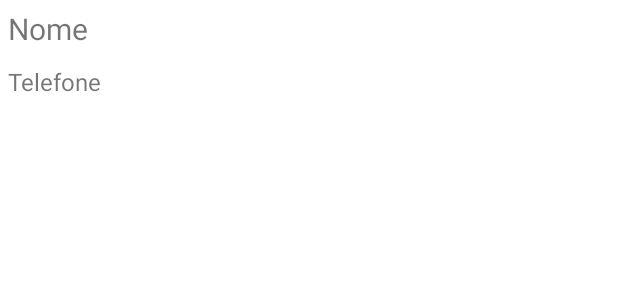
After one commit to NeiTDutra/DIO-recursos-nativos-android, an Android app: the layout contact_view.xml on its own in the app's theme, with its tools: preview values and no code run, on a phone screen of 412 x 824 dp. The commit adds this screen. Shown: the top 300 px of the screen. Run offline under Robolectric (Android 15) with nearby library versions, the phone set to English and light mode, and no system bars.

Commit message:
criando layout

```diff
--- a/Contatos/app/src/main/AndroidManifest.xml
+++ b/Contatos/app/src/main/AndroidManifest.xml
@@ -1,6 +1,9 @@
 <?xml version="1.0" encoding="utf-8"?>
-<manifest xmlns:android="http://schemas.android.com/apk/res/android"
+<manifest
+    xmlns:android="http://schemas.android.com/apk/res/android"
     package="com.example.contatos">
+
+    <uses-permission android:name="android.permission.READ_CONTACTS"/>
 
     <application
         android:allowBackup="true"
--- /dev/null
+++ b/Contatos/app/src/main/res/layout/contact_view.xml
@@ -0,0 +1,24 @@
+<?xml version="1.0" encoding="utf-8"?>
+<LinearLayout
+    xmlns:android="http://schemas.android.com/apk/res/android"
+    android:layout_width="match_parent"
+    android:layout_height="wrap_content"
+    android:orientation="vertical">
+
+    <TextView
+        android:id="@+id/contact_name"
+        android:layout_width="match_parent"
+        android:layout_height="match_parent"
+        android:textSize="20sp"
+        android:text="Nome"
+        android:padding="5dp"
+        android:paddingTop="20dp"/>
+
+    <TextView
+        android:layout_width="match_parent"
+        android:layout_height="match_parent"
+        android:textSize="16sp"
+        android:text="Telefone"
+        android:padding="5dp"/>
+
+</LinearLayout>
```
Also changed, not shown: Contatos/app/src/main/res/layout/activity_main.xml (+8 -11 lines).
